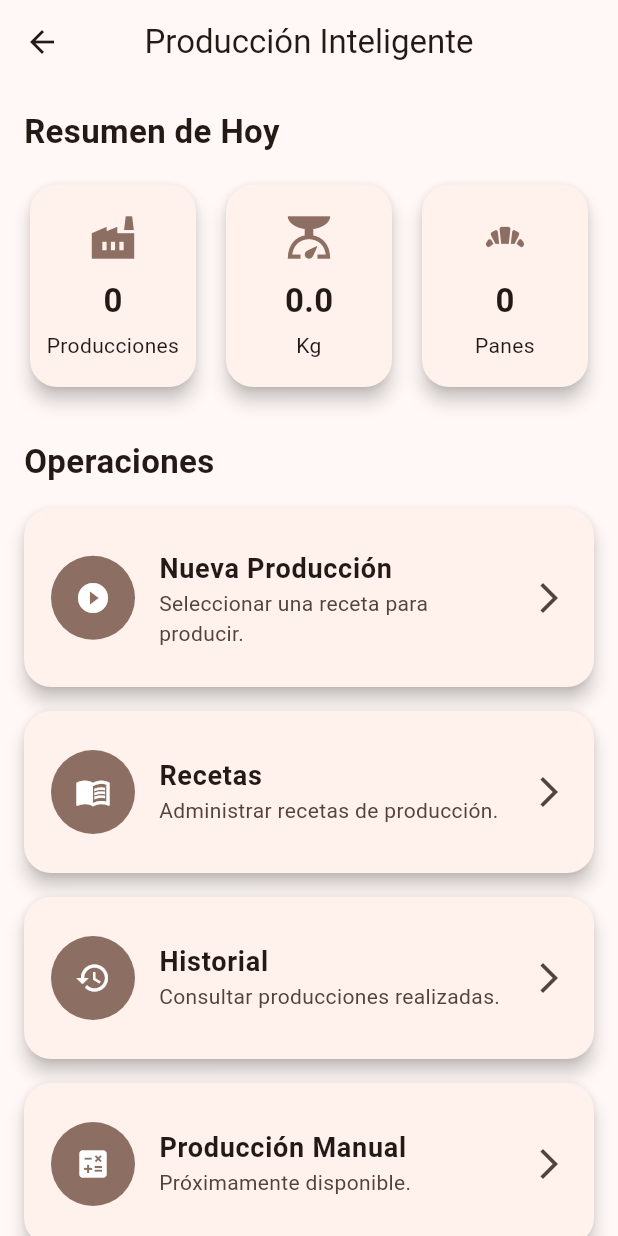
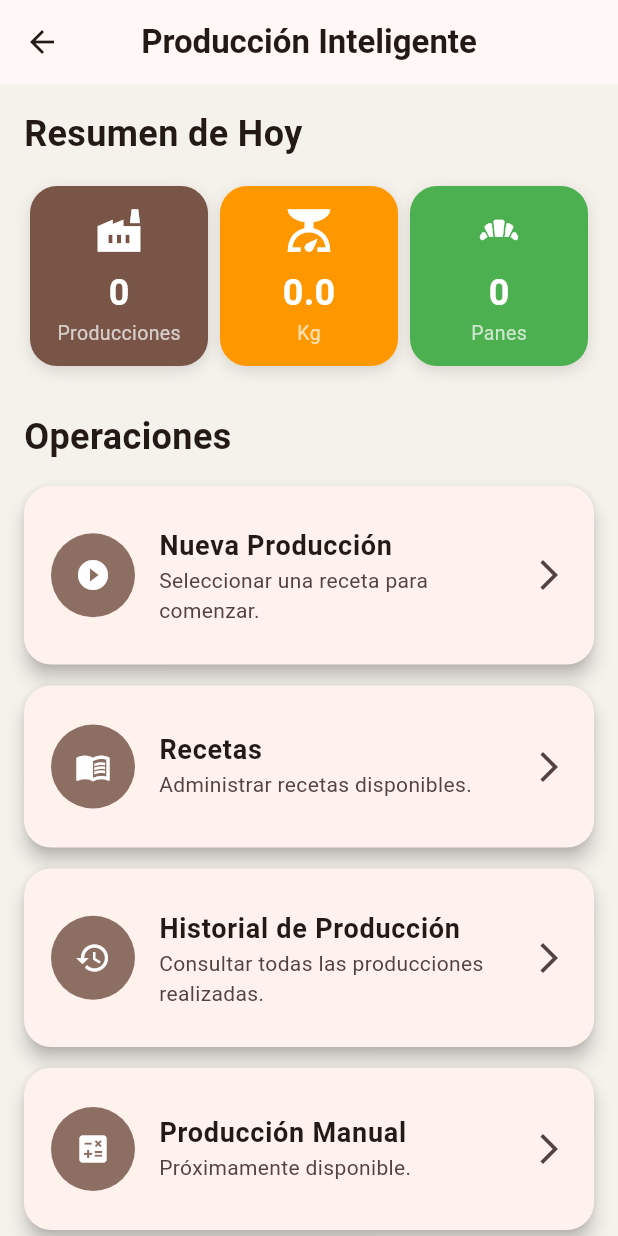
Before and after one commit to luiscarballoag-commits/controlpan, a Flutter app: the NewProductionPage screen opened directly, on a phone screen of 412 x 824 dp. Run offline on Flutter 3.47's test engine with Material 3 defaults, Android fonts, the phone set to English and light mode, and no system bars; our stand-ins replace hive, hive_flutter; accounts and stored records are empty.

Commit message:
Producción Inteligente: escritorio profesional y flujo integrado

```diff
--- a/lib/screens/new_production_page.dart
+++ b/lib/screens/new_production_page.dart
@@ -12,40 +12,48 @@ class NewProductionPage extends StatelessWidget {
     required IconData icon,
     required String title,
     required String value,
+    required Color color,
   }) {
     return Expanded(
-      child: Card(
-        elevation: 5,
-        shape: RoundedRectangleBorder(
+      child: Container(
+        height: 120,
+        margin: const EdgeInsets.symmetric(horizontal: 4),
+        decoration: BoxDecoration(
+          color: color,
           borderRadius: BorderRadius.circular(18),
+          boxShadow: const [
+            BoxShadow(
+              blurRadius: 8,
+              color: Colors.black12,
+              offset: Offset(0, 3),
             ),
-        child: Padding(
-          padding: const EdgeInsets.symmetric(
-            vertical: 18,
-            horizontal: 10,
+          ],
         ),
         child: Column(
+          mainAxisAlignment: MainAxisAlignment.center,
           children: [
             Icon(
               icon,
+              color: Colors.white,
               size: 34,
-                color: const Color(0xFF8D6E63),
             ),
-              const SizedBox(height: 10),
+            const SizedBox(height: 8),
             Text(
               value,
               style: const TextStyle(
-                  fontSize: 22,
+                color: Colors.white,
+                fontSize: 24,
                 fontWeight: FontWeight.bold,
               ),
             ),
-              const SizedBox(height: 4),
             Text(
               title,
-                textAlign: TextAlign.center,
+              style: const TextStyle(
+                color: Colors.white70,
+                fontSize: 13,
+              ),
             ),
           ],
-          ),
         ),
       ),
     );
@@ -60,7 +68,7 @@ class NewProductionPage extends StatelessWidget {
   }) {
     return Card(
       elevation: 5,
-      margin: const EdgeInsets.only(bottom: 16),
+      margin: const EdgeInsets.only(bottom: 14),
       shape: RoundedRectangleBorder(
         borderRadius: BorderRadius.circular(18),
       ),
@@ -82,9 +90,7 @@ class NewProductionPage extends StatelessWidget {
           ),
         ),
         subtitle: Text(subtitle),
-        trailing: const Icon(
-          Icons.arrow_forward_ios,
-        ),
+        trailing: const Icon(Icons.arrow_forward_ios),
         onTap: () {
           Navigator.push(
             context,
@@ -101,9 +107,13 @@ class NewProductionPage extends StatelessWidget {
   Widget build(BuildContext context) {    final dashboard = DashboardService();
 
     return Scaffold(
+      backgroundColor: const Color(0xFFF5F1EB),
       appBar: AppBar(
         title: const Text(
           "Producción Inteligente",
+          style: TextStyle(
+            fontWeight: FontWeight.bold,
+          ),
         ),
         centerTitle: true,
       ),
@@ -113,12 +123,12 @@ class NewProductionPage extends StatelessWidget {
           const Text(
             "Resumen de Hoy",
             style: TextStyle(
-              fontSize: 22,
+              fontSize: 24,
               fontWeight: FontWeight.bold,
             ),
           ),
 
-          const SizedBox(height: 16),
+          const SizedBox(height: 18),
 
           Row(
             children: [
@@ -126,24 +136,22 @@ class NewProductionPage extends StatelessWidget {
                 icon: Icons.factory,
                 title: "Producciones",
                 value: dashboard.productionsToday.toString(),
+                color: Colors.brown,
               ),
-
-              const SizedBox(width: 12),
 
               infoCard(
                 icon: Icons.scale,
                 title: "Kg",
                 value: dashboard.totalMassToday
                     .toStringAsFixed(1),
+                color: Colors.orange,
               ),
-
-              const SizedBox(width: 12),
 
               infoCard(
                 icon: Icons.bakery_dining,
                 title: "Panes",
-                value: dashboard.totalPiecesToday
-                    .toString(),
+                value: dashboard.totalPiecesToday.toString(),
+                color: Colors.green,
               ),
             ],
           ),
@@ -153,7 +161,7 @@ class NewProductionPage extends StatelessWidget {
           const Text(
             "Operaciones",
             style: TextStyle(
-              fontSize: 22,
+              fontSize: 24,
               fontWeight: FontWeight.bold,
             ),
           ),
@@ -165,7 +173,7 @@ class NewProductionPage extends StatelessWidget {
             icon: Icons.play_circle_fill,
             title: "Nueva Producción",
             subtitle:
-                "Seleccionar una receta para producir.",
+                "Seleccionar una receta para comenzar.",
             page: const ProductionRecipePage(),
           ),
 
@@ -174,16 +182,16 @@ class NewProductionPage extends StatelessWidget {
             icon: Icons.menu_book,
             title: "Recetas",
             subtitle:
-                "Administrar recetas de producción.",
+                "Administrar recetas disponibles.",
             page: const RecipesPage(),
           ),
 
           menuCard(
             context: context,
             icon: Icons.history,
-            title: "Historial",
+            title: "Historial de Producción",
             subtitle:
-                "Consultar producciones realizadas.",
+                "Consultar todas las producciones realizadas.",
             page: const ProductionsPage(),
           ),
 
@@ -195,6 +203,50 @@ class NewProductionPage extends StatelessWidget {
                 "Próximamente disponible.",
             page: const ProductionRecipePage(),
           ),
+
+          const SizedBox(height: 28),
+
+          if (dashboard.lastProduction != null) ...[
+            const Text(
+              "Última Producción",
+              style: TextStyle(
+                fontSize: 24,
+                fontWeight: FontWeight.bold,
+              ),
+            ),
+
+            const SizedBox(height: 12),
+
+            Card(
+              elevation: 5,
+              shape: RoundedRectangleBorder(
+                borderRadius: BorderRadius.circular(18),
+              ),
+              child: ListTile(
+                leading: const CircleAvatar(
+                  radius: 26,
+                  backgroundColor: Color(0xFF8D6E63),
+                  child: Icon(
+                    Icons.local_fire_department,
+                    color: Colors.white,
+                  ),
+                ),
+                title: Text(
+                  dashboard.lastProduction!.recipeName,
+                  style: const TextStyle(
+                    fontWeight: FontWeight.bold,
+                  ),
+                ),
+                subtitle: Text(
+                  "${dashboard.lastProduction!.totalPieces} panes • ${dashboard.lastProduction!.totalMassKg.toStringAsFixed(2)} kg",
+                ),
+                trailing: const Icon(
+                  Icons.check_circle,
+                  color: Colors.green,
+                ),
+              ),
+            ),
+          ],
         ],
       ),
     );
```
Lines whose indentation alone changed are shown as unchanged.
